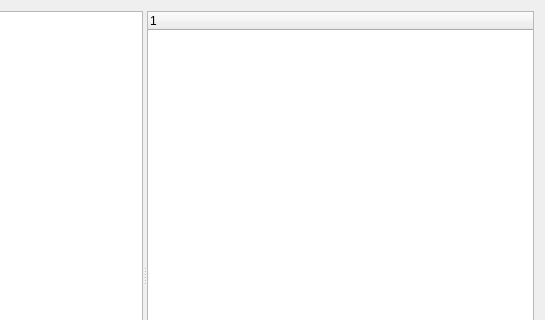
Above: ResultsWindow.ui from zwimer/SearchArtists before the change; both pictures show x 255 to 800 and y 0 to 320 of the 800 by 550 pixel window. Below: the same form after it.
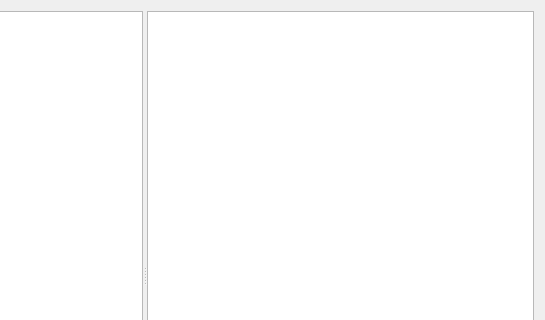
That is the form after the change.

Commit message: Changed TreeWidget to TableWidget

The edit to the form file:
```diff
--- a/ResultsWindow.ui
+++ b/ResultsWindow.ui
@@ -20,13 +20,7 @@
       <enum>Qt::Horizontal</enum>
      </property>
      <widget class="QListWidget" name="listWidget"/>
-     <widget class="QTreeWidget" name="treeWidget">
-      <column>
-       <property name="text">
-        <string notr="true">1</string>
-       </property>
-      </column>
-     </widget>
+     <widget class="QTableWidget" name="tableWidget"/>
     </widget>
    </item>
   </layout>
```
The commit also changes 1 other file.
